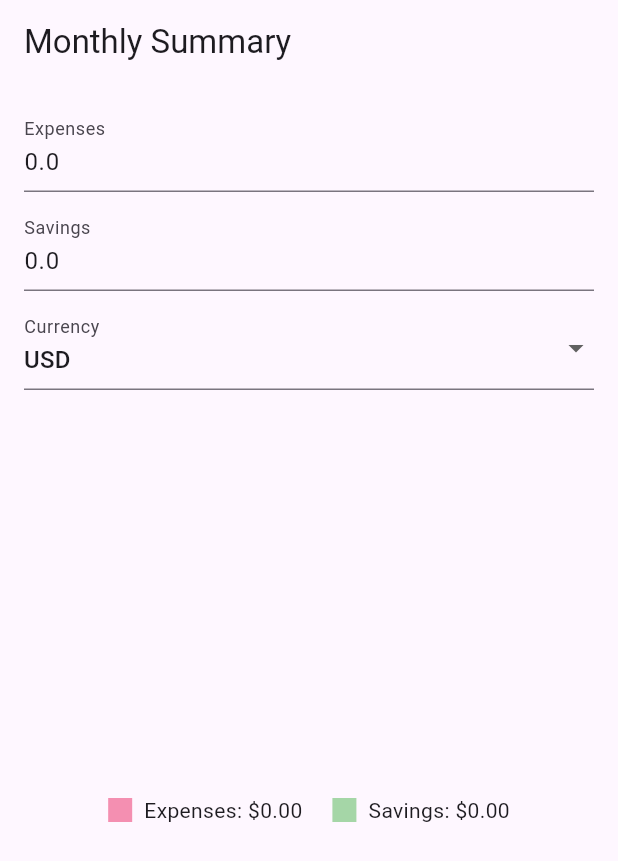
After one commit to amrutha-ponduri/csp_project, a Flutter app: the ExpensePieChartPage screen opened directly, on a phone screen of 412 x 824 dp. The commit adds this screen. Shown: the top 861 px of the screen. Run offline on Flutter 3.47's test engine with Material 3 defaults, Android fonts, the phone set to English and light mode, and no system bars; drawn by our look-alikes of fl_chart; our stand-ins replace image_picker.

Commit message:
expense tracking page completed

```diff
--- /dev/null
+++ b/lib/expense_tracker.dart
@@ -0,0 +1,168 @@
+import 'package:flutter/material.dart';
+import 'package:fl_chart/fl_chart.dart';
+import 'package:intl/intl.dart';
+import 'pages/monthendpage.dart';
+// import your data module
+
+void main() {
+  runApp(const MyApp());
+}
+
+class MyApp extends StatelessWidget {
+  const MyApp({super.key});
+
+  @override
+  Widget build(BuildContext context) {
+    return MaterialApp(
+      theme: ThemeData.light(),
+      home: const ExpensePieChartPage(),
+    );
+  }
+}
+
+class ExpensePieChartPage extends StatefulWidget {
+  const ExpensePieChartPage({super.key});
+
+  @override
+  State<ExpensePieChartPage> createState() => _ExpensePieChartPageState();
+}
+
+class _ExpensePieChartPageState extends State<ExpensePieChartPage> {
+  final TextEditingController _expensesController = TextEditingController();
+  final TextEditingController _savingsController = TextEditingController();
+  String _selectedCurrency = MonthEndData.currency;
+
+  final List<String> _currencyOptions = ['USD', 'EUR', 'INR', 'GBP', 'JPY'];
+
+  @override
+  void initState() {
+    super.initState();
+    _expensesController.text = MonthEndData.expenses.toString();
+    _savingsController.text = MonthEndData.savings.toString();
+  }
+
+  void _updateData() {
+    setState(() {
+      MonthEndData.updateData(
+        newExpenses: double.tryParse(_expensesController.text) ?? 0.0,
+        newSavings: double.tryParse(_savingsController.text) ?? 0.0,
+      );
+      MonthEndData.updateCurrency(_selectedCurrency);
+    });
+  }
+
+  String formatCurrency(double amount) {
+    final formatter = NumberFormat.simpleCurrency(name: MonthEndData.currency);
+    return formatter.format(amount);
+  }
+
+  @override
+  Widget build(BuildContext context) {
+    final expenses = MonthEndData.expenses;
+    final savings = MonthEndData.savings;
+    final total = expenses + savings;
+
+    final expensePercentage = total > 0 ? (expenses / total) * 100 : 0;
+    final savingsPercentage = total > 0 ? (savings / total) * 100 : 0;
+
+    return Scaffold(
+      appBar: AppBar(title: const Text("Monthly Summary")),
+      body: SingleChildScrollView(
+        padding: const EdgeInsets.all(16.0),
+        child: Column(
+          children: [
+            // Inputs Section
+            TextField(
+              controller: _expensesController,
+              keyboardType: TextInputType.number,
+              decoration: const InputDecoration(labelText: 'Expenses'),
+              onChanged: (_) => _updateData(),
+            ),
+            const SizedBox(height: 10),
+            TextField(
+              controller: _savingsController,
+              keyboardType: TextInputType.number,
+              decoration: const InputDecoration(labelText: 'Savings'),
+              onChanged: (_) => _updateData(),
+            ),
+            const SizedBox(height: 10),
+            DropdownButtonFormField<String>(
+              value: _selectedCurrency,
+              items: _currencyOptions.map((currency) {
+                return DropdownMenuItem(value: currency, child: Text(currency));
+              }).toList(),
+              onChanged: (value) {
+                setState(() {
+                  _selectedCurrency = value!;
+                  _updateData();
+                });
+              },
+              decoration: const InputDecoration(labelText: 'Currency'),
+            ),
+            const SizedBox(height: 30),
+
+            // Pie Chart Section
+            SizedBox(
+              height: 220,
+              child: PieChart(
+                PieChartData(
+                  sectionsSpace: 5,
+                  centerSpaceRadius: 40,
+                  sections: [
+                    PieChartSectionData(
+                      color: Colors.pink.shade200,
+                      value: expenses,
+                      title: '${expensePercentage.toStringAsFixed(1)}%',
+                      radius: 80,
+                      titleStyle: const TextStyle(
+                          fontSize: 16, fontWeight: FontWeight.bold),
+                    ),
+                    PieChartSectionData(
+                      color: Colors.green.shade200,
+                      value: savings,
+                      title: '${savingsPercentage.toStringAsFixed(1)}%',
+                      radius: 80,
+                      titleStyle: const TextStyle(
+                          fontSize: 16, fontWeight: FontWeight.bold),
+                    ),
+                  ],
+                ),
+              ),
+            ),
+            const SizedBox(height: 20),
+            Row(
+              mainAxisAlignment: MainAxisAlignment.center,
+              children: [
+                Indicator(
+                    color: Colors.pink.shade200,
+                    text: "Expenses: ${formatCurrency(expenses)}"),
+                const SizedBox(width: 20),
+                Indicator(
+                    color: Colors.green.shade200,
+                    text: "Savings: ${formatCurrency(savings)}"),
+              ],
+            ),
+          ],
+        ),
+      ),
+    );
+  }
+}
+
+class Indicator extends StatelessWidget {
+  final Color color;
+  final String text;
+
+  const Indicator({super.key, required this.color, required this.text});
+
+  @override
+  Widget build(BuildContext context) {
+    return Row(
+      children: [
+        Container(width: 16, height: 16, color: color),
+        const SizedBox(width: 8),
+        Text(text),
+      ],
+    );
+  }
+}
--- a/lib/pages/monthendpage.dart
+++ b/lib/pages/monthendpage.dart
@@ -1,11 +1,16 @@
-import 'package:flutter/foundation.dart';
-import 'package:flutter/material.dart';
+// monthendpage.dart
+class MonthEndData {
+  static double expenses = 0.0;
+  static double savings = 0.0;
+  static String currency = 'USD'; // Default currency code
 
-class MonthEndPage extends StatelessWidget {
-  const MonthEndPage({super.key});
+  static void updateData(
+      {required double newExpenses, required double newSavings}) {
+    expenses = newExpenses;
+    savings = newSavings;
+  }
 
-  @override
-  Widget build(BuildContext context) {
-    return const Placeholder();
+  static void updateCurrency(String newCurrency) {
+    currency = newCurrency;
   }
 }
--- a/lib/pages/targetpage.dart
+++ b/lib/pages/targetpage.dart
@@ -4,6 +4,8 @@ import 'package:image_picker/image_picker.dart';
 import 'package:intl/intl.dart';
 
 class TargetPage extends StatefulWidget {
+  const TargetPage({super.key});
+
   @override
   _TargetPageState createState() => _TargetPageState();
 }
@@ -96,7 +98,7 @@ class _TargetPageState extends State<TargetPage> {
 
   void _showSnackbar(String message) {
     ScaffoldMessenger.of(context).showSnackBar(
-      SnackBar(content: Text(message), duration: Duration(seconds: 2)),
+      SnackBar(content: Text(message), duration: const Duration(seconds: 2)),
     );
   }
 
@@ -164,7 +166,7 @@ class _TargetPageState extends State<TargetPage> {
                                 ? FileImage(_imageFile!)
                                 : null,
                             child: _imageFile == null
-                                ? Icon(Icons.add_a_photo,
+                                ? const Icon(Icons.add_a_photo,
                                     size: 40, color: Colors.grey)
                                 : null,
                           ),
--- a/pubspec.yaml
+++ b/pubspec.yaml
@@ -33,6 +33,8 @@ dependencies:
   image_picker: ^1.0.4
   path_provider: ^2.1.1
   path: ^1.8.3
+  fl_chart: ^0.63.0
+  shared_preferences: ^2.2.2
 
   # The following adds the Cupertino Icons font to your application.
   # Use with the CupertinoIcons class for iOS style icons.
```
Also changed, not shown: 1 other file.
